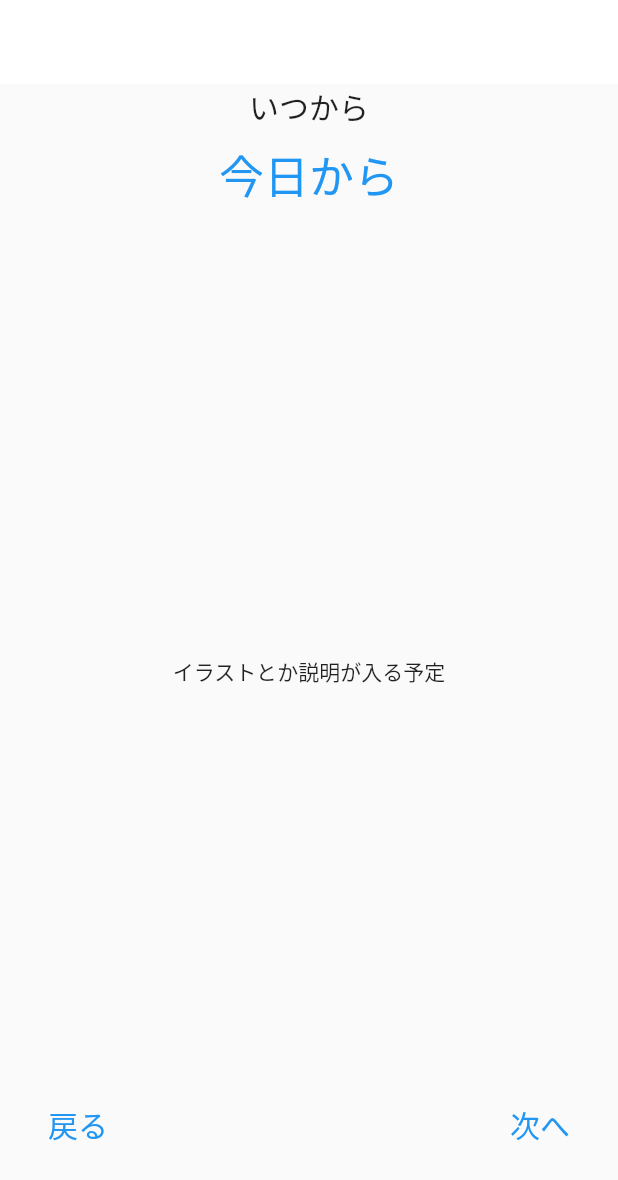
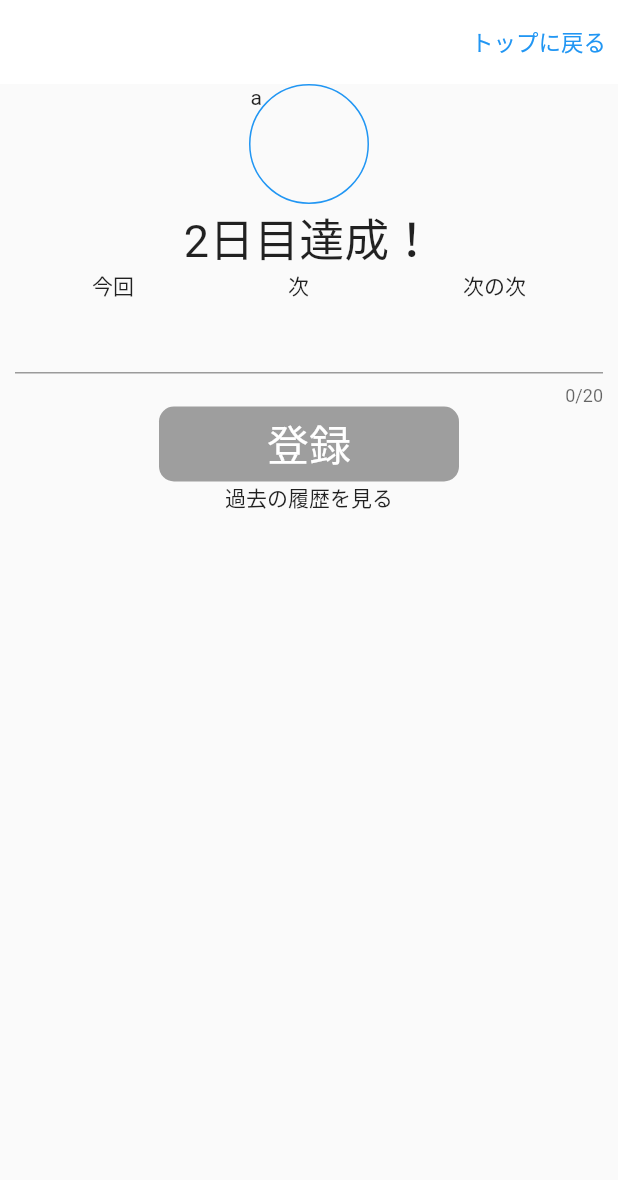
Before and after one commit to y0303noki/YellApp, a Flutter app: the StartOtherSettingYourinfoPage screen opened directly, after a tap on "次へ", on a phone screen of 412 x 824 dp. Shown: the top 1180 px of the screen. Run offline on Flutter 3.47's test engine with Material 2 defaults, Android fonts, the phone set to English and light mode, and no system bars; our stand-ins replace flutter_hooks, hooks_riverpod, state_notifier; missing offline and left inert: dart:ffi.

Commit message:
トップに戻る追加

```diff
--- a/lib/components/widget/button_widget.dart
+++ b/lib/components/widget/button_widget.dart
@@ -19,6 +19,7 @@ class ButtonWidget {
     );
   }
 
+  // スタート画面のボタン
   static startAtherButton(double deviceWidth) {
     return Container(
       height: 100,
@@ -62,4 +63,45 @@ class ButtonWidget {
       ),
     );
   }
+
+  // 円形のウィジット。アイコン
+  static iconMainWidget(String text) {
+    return Container(
+      width: 80,
+      height: 80,
+      decoration: BoxDecoration(
+        border: Border.all(color: Colors.blue),
+        borderRadius: BorderRadius.circular(40),
+      ),
+      child: Text(text),
+    );
+  }
+
+  // 円形のウィジット。アイコン
+  static iconMainMiniWidget(String text) {
+    return Container(
+      width: 40,
+      height: 40,
+      decoration: BoxDecoration(
+        border: Border.all(color: Colors.blue),
+        borderRadius: BorderRadius.circular(40),
+      ),
+      child: Text(text),
+    );
+  }
+
+  // 登録ボタン
+  static registerYellComment() {
+    return Container(
+      height: 50,
+      width: 200,
+      decoration: BoxDecoration(
+        color: Colors.grey,
+        borderRadius: BorderRadius.circular(10),
+      ),
+      child: Center(
+        child: TextWidget.mainButtonText('登録'),
+      ),
+    );
+  }
 }
--- a/lib/screen/other/other_yell_main_page.dart
+++ b/lib/screen/other/other_yell_main_page.dart
@@ -0,0 +1,129 @@
+import 'package:flutter/material.dart';
+import 'package:hooks_riverpod/hooks_riverpod.dart';
+import 'package:flutter_hooks/flutter_hooks.dart';
+import 'package:yell_app/components/widget/button_widget.dart';
+import 'package:yell_app/components/widget/common_widget.dart';
+import 'package:yell_app/components/widget/text_widget.dart';
+import 'package:yell_app/model/member.dart';
+import 'package:yell_app/model/myGoal.dart';
+import 'package:yell_app/state/my_achievment_provider.dart';
+import 'package:yell_app/state/start_my_setting_provider.dart';
+
+class OtherYellMainPage extends ConsumerWidget {
+  @override
+  Widget build(BuildContext context, WidgetRef ref) {
+    final myAchievment = ref.watch(myAchievmentProvider);
+    TextEditingController _textEditingController =
+        TextEditingController(text: myAchievment.goalTitle);
+    final deviceSize = MediaQuery.of(context).size;
+
+    return Scaffold(
+      appBar: AppBar(
+        backgroundColor: Colors.white,
+        elevation: 0,
+        actions: [
+          TextButton(
+            onPressed: () {
+              Navigator.popUntil(context, (route) => route.isFirst);
+            },
+            child: TextWidget.mainText3('トップに戻る'),
+          ),
+        ],
+      ),
+      body: Container(
+        margin: const EdgeInsets.only(
+          left: 0,
+          right: 0,
+        ),
+        child: Column(
+          mainAxisAlignment: MainAxisAlignment.start,
+          children: [
+            Column(
+              children: [
+                // 達成ボタン
+                ButtonWidget.iconMainWidget('a'),
+                TextWidget.mainText1('2日目達成！'),
+                Container(
+                  margin: const EdgeInsets.only(
+                    left: 10,
+                    right: 10,
+                  ),
+                  child: Column(
+                    children: [
+                      Row(
+                        mainAxisAlignment: MainAxisAlignment.spaceAround,
+                        children: [
+                          Text('今回'),
+                          Text('次'),
+                          Text('次の次'),
+                        ],
+                      ),
+                      TextField(
+                        controller: _textEditingController,
+                        maxLength: 20,
+                        style: TextStyle(),
+                        maxLines: 1,
+                        decoration: InputDecoration(
+                          hintText: '',
+                        ),
+                      ),
+                    ],
+                  ),
+                ),
+                ButtonWidget.registerYellComment(),
+                Text('過去の履歴を見る'),
+              ],
+            ),
+            Column(),
+          ],
+        ),
+      ),
+    );
+  }
+
+  // メンバーアイコン
+  List<Widget> memberWidget(MyAchievment myAchievment) {
+    List<Widget> row = <Widget>[];
+    List<MemberModel> members = [];
+    // テスト用のデータ作成
+    for (String id in myAchievment.memberIdList) {
+      MemberModel tempMember = MemberModel(
+        id: id,
+        name: id + '-name',
+        createdAt: DateTime.now(),
+        updatedAt: DateTime.now(),
+      );
+      members.add(tempMember);
+    }
+    List<String> memberIdList = myAchievment.memberIdList;
+
+    for (String memberId in memberIdList) {
+      MemberModel member = members.firstWhere((mem) => mem.id == memberId);
+      Widget tempWidget = InkWell(
+        onTap: () {
+          myAchievment.selectMemberId(memberId);
+        },
+        child: Container(
+          margin: const EdgeInsets.only(
+            left: 1,
+            right: 1,
+          ),
+          width: 60,
+          height: 60,
+          decoration: BoxDecoration(
+            border: Border.all(
+                color: myAchievment.selectedMemberId == memberId
+                    ? Colors.red
+                    : Colors.blue),
+            borderRadius: BorderRadius.circular(60 / 2),
+          ),
+          child: Center(
+            child: Text(member.name.substring(0, 1)),
+          ),
+        ),
+      );
+      row.add(tempWidget);
+    }
+    return row;
+  }
+}
--- a/lib/screen/other/start_other_setting_yourinfo_page.dart
+++ b/lib/screen/other/start_other_setting_yourinfo_page.dart
@@ -4,6 +4,7 @@ import 'package:flutter_hooks/flutter_hooks.dart';
 import 'package:yell_app/components/widget/button_widget.dart';
 import 'package:yell_app/components/widget/text_widget.dart';
 import 'package:yell_app/screen/my/start_my_setting_startday_page.dart';
+import 'package:yell_app/screen/other/other_yell_main_page.dart';
 import 'package:yell_app/state/other_setting_code_provider.dart';
 import 'package:yell_app/state/start_my_setting_provider.dart';
 
@@ -70,7 +71,7 @@ class StartOtherSettingYourinfoPage extends ConsumerWidget {
                       Navigator.push(
                         context,
                         MaterialPageRoute(
-                          builder: (context) => StartMySettingStartdayPage(),
+                          builder: (context) => OtherYellMainPage(),
                         ),
                       );
                     },
--- a/lib/screen/start_page.dart
+++ b/lib/screen/start_page.dart
@@ -4,6 +4,7 @@ import 'package:flutter_hooks/flutter_hooks.dart';
 import 'package:yell_app/components/widget/button_widget.dart';
 import 'package:yell_app/screen/my/start_my_setting_page.dart';
 import 'package:yell_app/screen/other/start_other_setting_code_page.dart';
+import 'package:yell_app/screen/other/start_other_yell_list_page.dart';
 import 'package:yell_app/state/counter_provider.dart';
 
 class StartPage extends ConsumerWidget {
@@ -54,7 +55,7 @@ class StartPage extends ConsumerWidget {
                       Navigator.push(
                         context,
                         MaterialPageRoute(
-                          builder: (context) => StartOtherSettingCodePage(),
+                          builder: (context) => StartOtherYellListPage(),
                         ),
                       );
                     },
```
Also changed, not shown: lib/screen/my/my_achievement_page.dart (+8 -0 lines), lib/screen/other/start_other_yell_list_page.dart (added, +85 -0 lines).
